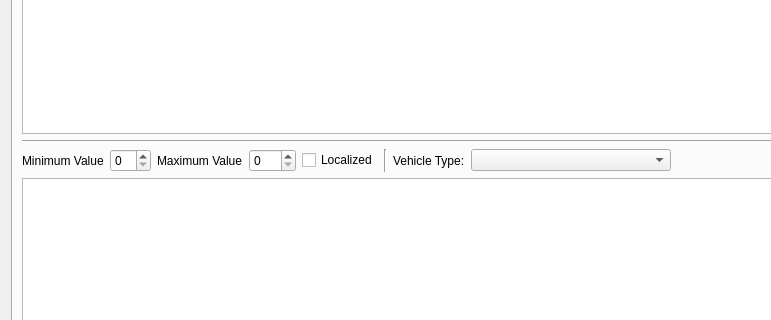
Qt form ReviewsEditor.ui (gearcity/GearCity_ModTools) before a commit; both pictures show x 0 to 771 and y 230 to 550 of the 1280 by 720 pixel window.
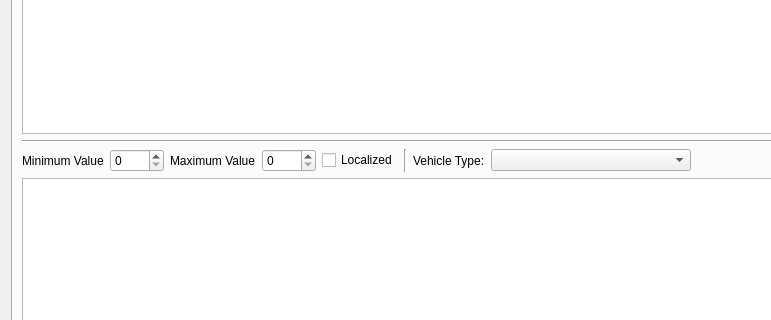
The same form after that commit.

What changed in the file:
```diff
--- a/ReviewsEditor.ui
+++ b/ReviewsEditor.ui
@@ -134,7 +134,11 @@
           </widget>
          </item>
          <item>
-          <widget class="QSpinBox" name="spinBox_Intro_minVal"/>
+          <widget class="QSpinBox" name="spinBox_Intro_minVal">
+           <property name="maximum">
+            <number>9999</number>
+           </property>
+          </widget>
          </item>
          <item>
           <widget class="QLabel" name="label_3">
@@ -146,7 +150,7 @@
          <item>
           <widget class="QSpinBox" name="spinBox_Intro_MaxVal">
            <property name="maximum">
-            <number>150</number>
+            <number>9999</number>
            </property>
           </widget>
          </item>
```
Left out of the diff: 64 changed lines with no effect on the pictures.
